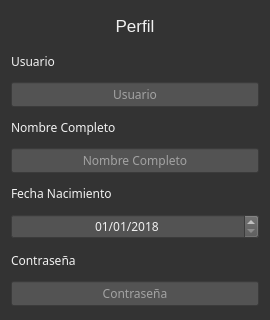
Old version of the form perfil.ui in the repository FenixAlive/MiLibreria; both pictures show x 0 to 270 and y 0 to 320 of the 270 by 485 pixel window.
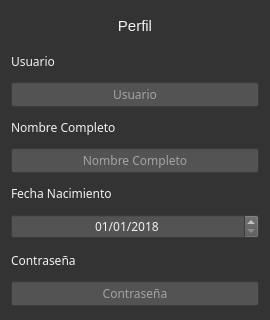
New version of the form.

Patch:
```diff
--- a/perfil.ui
+++ b/perfil.ui
@@ -31,7 +31,7 @@
     <widget class="QLabel" name="perfilLabel">
      <property name="font">
       <font>
-       <pointsize>13</pointsize>
+       <pointsize>11</pointsize>
       </font>
      </property>
      <property name="styleSheet">
```
